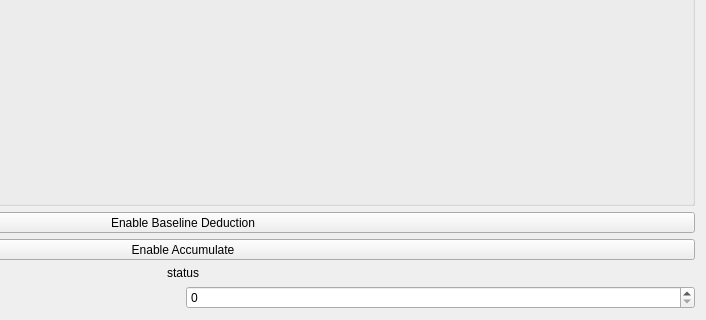
Qt form src/form/plot/Accumulate/accumulate.ui (MRsoymilk/MySerial) before a commit; both pictures show x 340 to 1046 and y 486 to 806 of the 1046 by 806 pixel window.
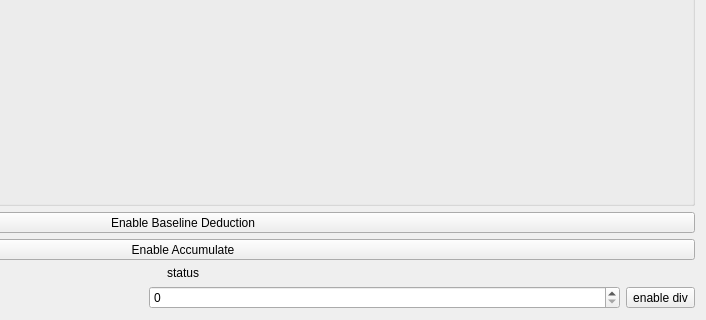
The same form after that commit.

Commit message: Accumulate: add div function

Diff of the .ui file:
```diff
--- a/src/form/plot/Accumulate/accumulate.ui
+++ b/src/form/plot/Accumulate/accumulate.ui
@@ -155,6 +155,13 @@
          </property>
         </widget>
        </item>
+       <item>
+        <widget class="QToolButton" name="tBtnEnableDiv">
+         <property name="text">
+          <string>enable div</string>
+         </property>
+        </widget>
+       </item>
       </layout>
      </item>
     </layout>
```
The commit also changes 2 other files.
